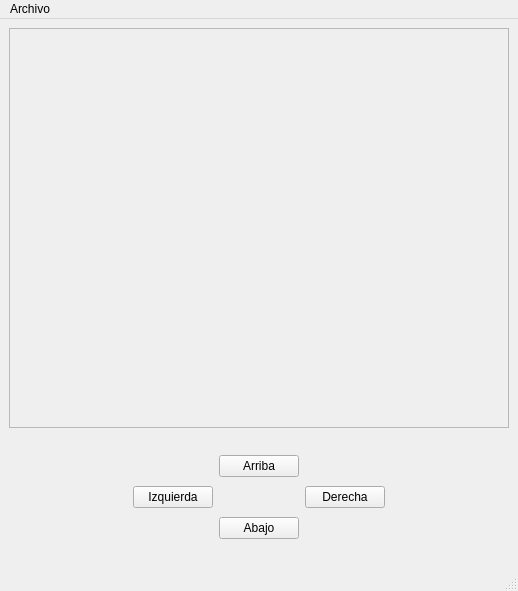
Before: the Qt Designer form juego.ui in HailNicole/P61-Examen-MConstante, drawn with Qt 5.
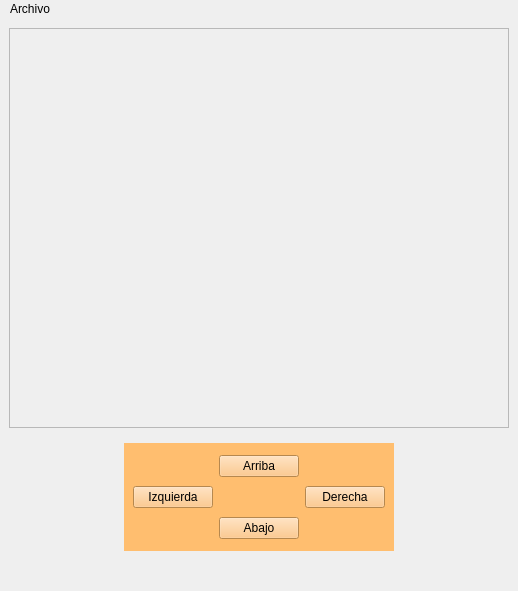
After: the same form once the commit is applied. Icons and pictures are not drawn.

The edit to the form file:
```diff
--- a/juego.ui
+++ b/juego.ui
@@ -13,6 +13,13 @@
   <property name="windowTitle">
    <string>Juego</string>
   </property>
+  <property name="windowIcon">
+   <iconset resource="recursos.qrc">
+    <normaloff>:/recursos/circulo.png</normaloff>:/recursos/circulo.png</iconset>
+  </property>
+  <property name="styleSheet">
+   <string notr="true">border-color: rgb(220, 138, 221);</string>
+  </property>
   <widget class="QWidget" name="centralwidget">
    <layout class="QVBoxLayout" name="verticalLayout">
     <item>
@@ -55,6 +62,9 @@
        </item>
        <item>
         <widget class="QWidget" name="widget_2" native="true">
+         <property name="styleSheet">
+          <string notr="true">background-color: rgb(255, 190, 111);</string>
+         </property>
          <layout class="QGridLayout" name="gridLayout">
           <item row="3" column="1">
            <widget class="QPushButton" name="btnAbajo">
```
Left out of the diff: 4 changed lines with no effect on the pictures.
